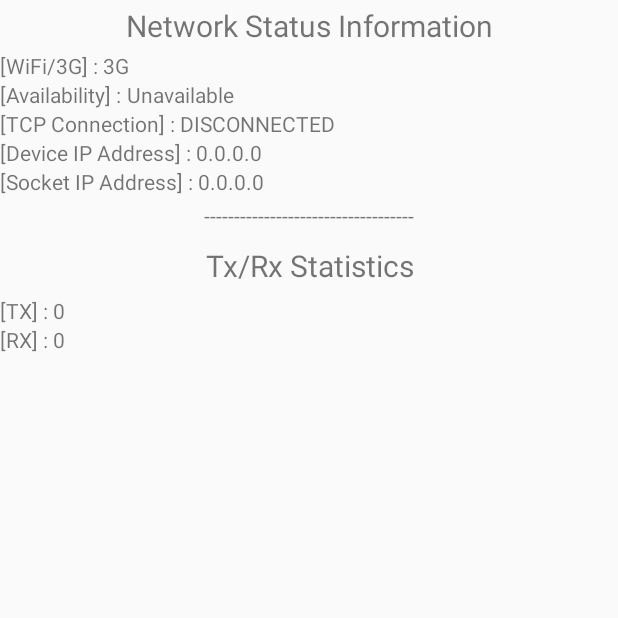
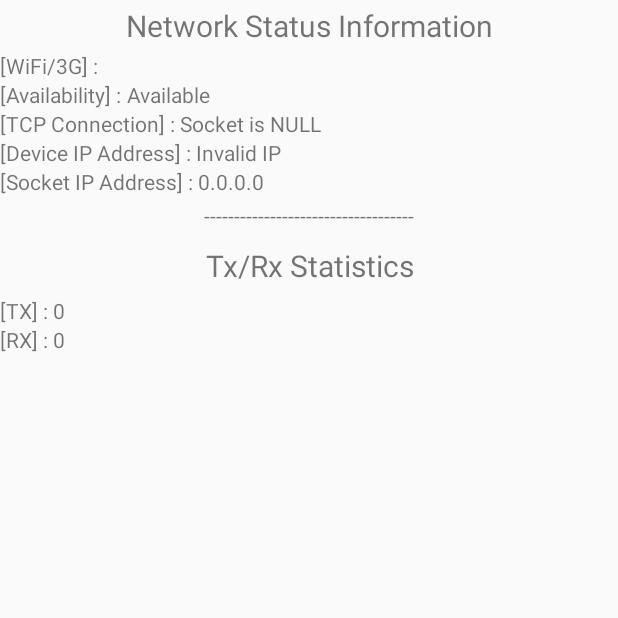
Before and after one commit to toandrew/network-test, an Android app: the fragment AnalyticsFragment shown on its own in the app's theme, on a phone screen of 412 x 824 dp, the top half of it. Run offline under Robolectric (Android 15) with nearby library versions, the light colour scheme and no system bars; 1 statement that could not run was skipped.

Commit message:
change statistics ui.
Signed-off-by: Jianmin Zhou <jianmin.zhou@acadine.com>

```diff
--- a/client/NetworkTest/app/src/main/java/com/xiaoyezi/tools/networktest/ui/AnalyticsFragment.java
+++ b/client/NetworkTest/app/src/main/java/com/xiaoyezi/tools/networktest/ui/AnalyticsFragment.java
@@ -1,18 +1,44 @@
 package com.xiaoyezi.tools.networktest.ui;
 
+import android.content.Context;
+import android.net.ConnectivityManager;
+import android.net.NetworkInfo;
 import android.os.Bundle;
 import android.support.annotation.Nullable;
 import android.support.v4.app.Fragment;
 import android.view.LayoutInflater;
 import android.view.View;
 import android.view.ViewGroup;
+import android.widget.TextView;
+import android.widget.Toast;
 
 import com.xiaoyezi.tools.networktest.R;
+
+import java.net.InetAddress;
+import java.net.NetworkInterface;
+import java.nio.channels.SocketChannel;
+import java.util.Enumeration;
 
 /**
  * Created by jianmin on 16-7-3.
  */
 public class AnalyticsFragment extends Fragment {
+    private TextView mIsAvailable;
+    private TextView mWifi3g;
+    private TextView mIsConnected;
+    private TextView mIpAddr;
+    private TextView mSocketIpAddr;
+    private TextView mTxStat;
+    private TextView mRxStat;
+    private TextView mMinMaxAvg;
+
+    private SocketChannel mSocketToServer;
+
+    @Override
+    public void onCreate(Bundle savedInstanceState) {
+        super.onCreate(savedInstanceState);
+    }
+
     @Override
     public View onCreateView(LayoutInflater inflater, @Nullable ViewGroup container,
                              @Nullable Bundle savedInstanceState) {
@@ -22,6 +48,17 @@ public class AnalyticsFragment extends Fragment {
     @Override
     public void onViewCreated(View view, @Nullable Bundle savedInstanceState) {
         super.onViewCreated(view, savedInstanceState);
+
+        mWifi3g = (TextView) view.findViewById(R.id.wifi3g);
+        mIsAvailable = (TextView) view.findViewById(R.id.isAvailable);
+        mIsConnected = (TextView) view.findViewById(R.id.isConnected);
+        mIpAddr = (TextView) view.findViewById(R.id.ipAddr);
+        mSocketIpAddr = (TextView) view.findViewById(R.id.socketIpAddr);
+        mTxStat = (TextView) view.findViewById(R.id.txStat);
+        mRxStat = (TextView) view.findViewById(R.id.rxStat);
+        mMinMaxAvg = (TextView) view.findViewById(R.id.minMaxAvg);
+
+        refresh();
     }
 
     @Override
@@ -38,4 +75,82 @@ public class AnalyticsFragment extends Fragment {
     public void onDestroy() {
         super.onDestroy();
     }
+
+    private void refresh() {
+        ConnectivityManager conMgr = (ConnectivityManager) getActivity().getApplicationContext().getSystemService(Context.CONNECTIVITY_SERVICE);
+        NetworkInfo netInfo = conMgr.getActiveNetworkInfo();
+
+        if (null == netInfo) {
+            mWifi3g.setText("No Active Network");
+            mIsAvailable.setText("Unavailable");
+            Toast.makeText(getActivity().getApplicationContext(), "No Active Network", Toast.LENGTH_SHORT).show();
+            return;
+        }
+
+        // Display Network Type - 3G or WiFi
+        String netType = netInfo.getTypeName();
+        if (netType.equals("MOBILE") || netType.equals("mobile")) {
+            netType = "3G";
+        }
+        mWifi3g.setText(netType);
+
+        // Display Network Availability and Connectivity
+        if (!netInfo.isAvailable()) {
+            mIsAvailable.setText("Unavailable");
+        } else if (!netInfo.isConnected()) {
+            mIsAvailable.setText("NOT Connected");
+        } else {
+            mIsAvailable.setText("Available");
+        }
+
+        // Display TCP Connection Status
+        if (null != mSocketToServer) {
+            if (mSocketToServer.isConnected()) {
+                mIsConnected.setText("TCP Connected");
+            } else {
+                mIsConnected.setText("TCP NOT Connected");
+            }
+        } else {
+            mIsConnected.setText("Socket is NULL");
+        }
+
+        // Get Local IP Address and Display on the screen
+        String ipAddress = getLocalIpAddress(netType);
+        if (null != ipAddress) {
+            mIpAddr.setText(ipAddress);
+        } else {
+            mIpAddr.setText("Invalid IP");
+        }
+
+        // Display TCP Socket's IP Address
+        if (null == mSocketToServer || !mSocketToServer.isConnected()) {
+            mSocketIpAddr.setText("0.0.0.0");
+        } else {
+            mSocketIpAddr.setText(mSocketToServer.socket().getLocalAddress().getHostAddress());
+        }
+    }
+
+    private String getLocalIpAddress(String netType) {
+        try {
+            Enumeration<NetworkInterface> netInterfaces = NetworkInterface.getNetworkInterfaces();
+
+            while (netInterfaces.hasMoreElements()) {
+                NetworkInterface netInterface = netInterfaces.nextElement();
+                Enumeration<InetAddress> inetAddrs = netInterface.getInetAddresses();
+                while (inetAddrs.hasMoreElements()) {
+                    InetAddress inetAddr = inetAddrs.nextElement();
+                    if (!inetAddr.isLoopbackAddress()) {
+                        String addr = inetAddr.getHostAddress();
+                        if (netType.equals("WIFI") && !addr.startsWith("192")) {
+                            continue;
+                        }
+                        return inetAddr.getHostAddress();
+                    }
+                }
+            }
+        } catch (Exception e) {
+        }
+
+        return null;
+    }
 }
```
